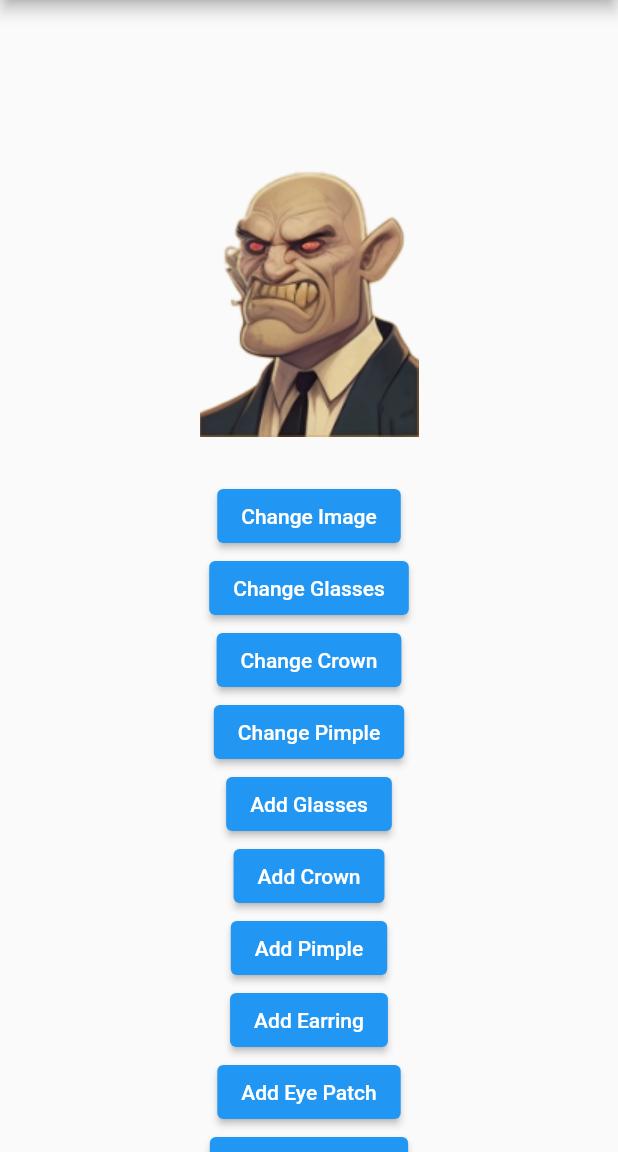
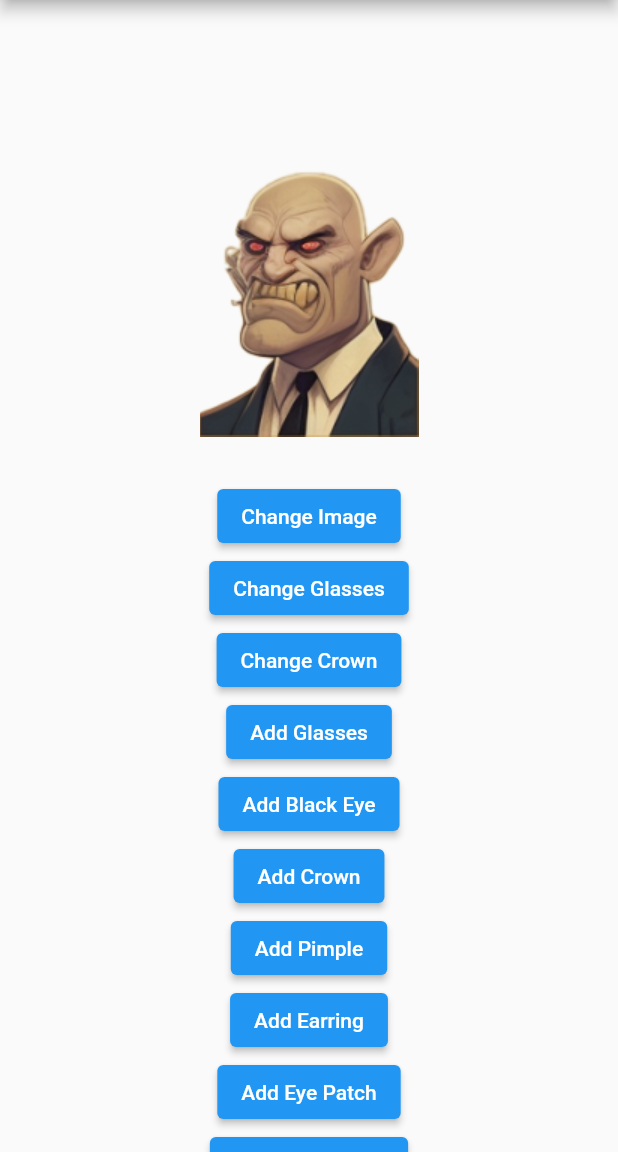
Before and after one commit to IvettB/Avatars, a Flutter app: the screen it shows after launch, on a phone screen of 412 x 824 dp, the part 84-1236 px from its top. Run offline on Flutter 3.47's test engine with Material 2 defaults, Android fonts, the phone set to English and light mode, and no system bars.

Commit message:
rough go at black eye

```diff
--- a/lib/main.dart
+++ b/lib/main.dart
@@ -17,12 +17,14 @@ class _MyAppState extends State<MyApp> {
   int imageIndex5 = 0;
   int imageIndex6 = 0;
   int imageIndex7 = 0;
+  int imageIndex8 = 0;
   bool areGlassesVisible = false;
   bool isCrownVisible = false;
   bool isPimpleVisible = false;
   bool isEarringVisible = false;
   bool isEyePatchVisible = false;
   bool isNeckBraceVisible = false;
+  bool isBlackEyeVisible = false;
   List<String> avatars = [
     'lib/images/people/1.png',
     'lib/images/people/2.png',
@@ -74,6 +76,10 @@ class _MyAppState extends State<MyApp> {
     'lib/images/neckbraces/1.png',
   ];
 
+  List<String> blackeyes = [
+    'lib/images/blackeyes/1.png',
+  ];
+
   late List<List<String>> allImages;
   int currentListIndex = 0;
 
@@ -123,6 +129,12 @@ class _MyAppState extends State<MyApp> {
     });
   }
 
+  void changeBlackEye() {
+    setState(() {
+      imageIndex8 = (imageIndex8 + 1) % blackeyes.length;
+    });
+  }
+
   void toggleGlasses() {
     setState(() {
       areGlassesVisible = !areGlassesVisible;
@@ -156,6 +168,12 @@ class _MyAppState extends State<MyApp> {
   void toggleNeckBrace() {
     setState(() {
       isNeckBraceVisible = !isNeckBraceVisible;
+    });
+  }
+
+  void toggleBlackEye() {
+    setState(() {
+      isBlackEyeVisible = !isBlackEyeVisible;
     });
   }
 
@@ -242,6 +260,30 @@ class _MyAppState extends State<MyApp> {
                     ),
                   ),
                   AnimatedOpacity(
+                    opacity: isNeckBraceVisible ? 1.0 : 0.0,
+                    duration: Duration(milliseconds: 500),
+                    child: Visibility(
+                      visible: isNeckBraceVisible,
+                      child: Transform.translate(
+                        offset: Offset(0.0, 50.0),
+                        child: Image.asset(neckbraces[imageIndex7],
+                            width: 250, height: 250),
+                      ),
+                    ),
+                  ),
+                  AnimatedOpacity(
+                    opacity: isBlackEyeVisible ? 1.0 : 0.0,
+                    duration: Duration(milliseconds: 500),
+                    child: Visibility(
+                      visible: isBlackEyeVisible,
+                      child: Transform.translate(
+                        offset: Offset(-13.0, -2.0),
+                        child: Image.asset(blackeyes[imageIndex8],
+                            width: 100, height: 100),
+                      ),
+                    ),
+                  ),
+                  AnimatedOpacity(
                     opacity: isEyePatchVisible ? 1.0 : 0.0,
                     duration: Duration(milliseconds: 500),
                     child: Visibility(
@@ -250,18 +292,6 @@ class _MyAppState extends State<MyApp> {
                         offset: Offset(-30.0, -10.0),
                         child: Image.asset(eyepatches[imageIndex6],
                             width: 75, height: 75),
-                      ),
-                    ),
-                  ),
-                  AnimatedOpacity(
-                    opacity: isNeckBraceVisible ? 1.0 : 0.0,
-                    duration: Duration(milliseconds: 500),
-                    child: Visibility(
-                      visible: isNeckBraceVisible,
-                      child: Transform.translate(
-                        offset: Offset(0.0, 50.0),
-                        child: Image.asset(neckbraces[imageIndex7],
-                            width: 250, height: 250),
                       ),
                     ),
                   ),
@@ -280,14 +310,19 @@ class _MyAppState extends State<MyApp> {
                 onPressed: changeCrowns,
                 child: Text('Change Crown'),
               ),
-              ElevatedButton(
+              /*ElevatedButton(
                 onPressed: changePimples,
                 child: Text('Change Pimple'),
-              ),
+              ),*/
               ElevatedButton(
                 onPressed: toggleGlasses,
                 child:
                     Text(areGlassesVisible ? 'Remove Glasses' : 'Add Glasses'),
+              ),
+              ElevatedButton(
+                onPressed: toggleBlackEye,
+                child: Text(
+                    isBlackEyeVisible ? 'Remove Black Eye' : 'Add Black Eye'),
               ),
               ElevatedButton(
                 onPressed: toggleCrowns,
@@ -309,8 +344,9 @@ class _MyAppState extends State<MyApp> {
               ),
               ElevatedButton(
                 onPressed: toggleNeckBrace,
-                child: Text(
-                    isNeckBraceVisible ? 'Remove Neck Brace' : 'Add Neck Brace'),
+                child: Text(isNeckBraceVisible
+                    ? 'Remove Neck Brace'
+                    : 'Add Neck Brace'),
               ),
             ],
           ),
--- a/pubspec.yaml
+++ b/pubspec.yaml
@@ -69,6 +69,7 @@ flutter:
    - lib/images/earrings/
    - lib/images/eye-patches/
    - lib/images/neckbraces/
+   - lib/images/blackeyes/
   #   - images/a_dot_ham.jpeg
 
   # An image asset can refer to one or more resolution-specific "variants", see
```
Also changed, not shown: lib/images/blackeyes/1.png (added).
